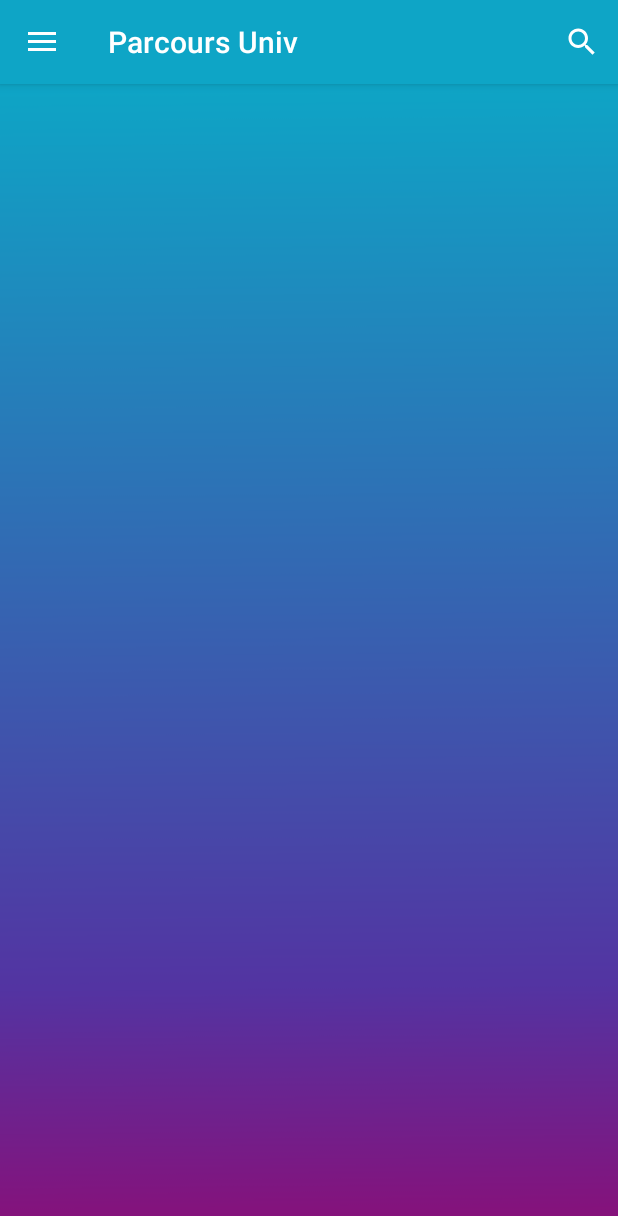
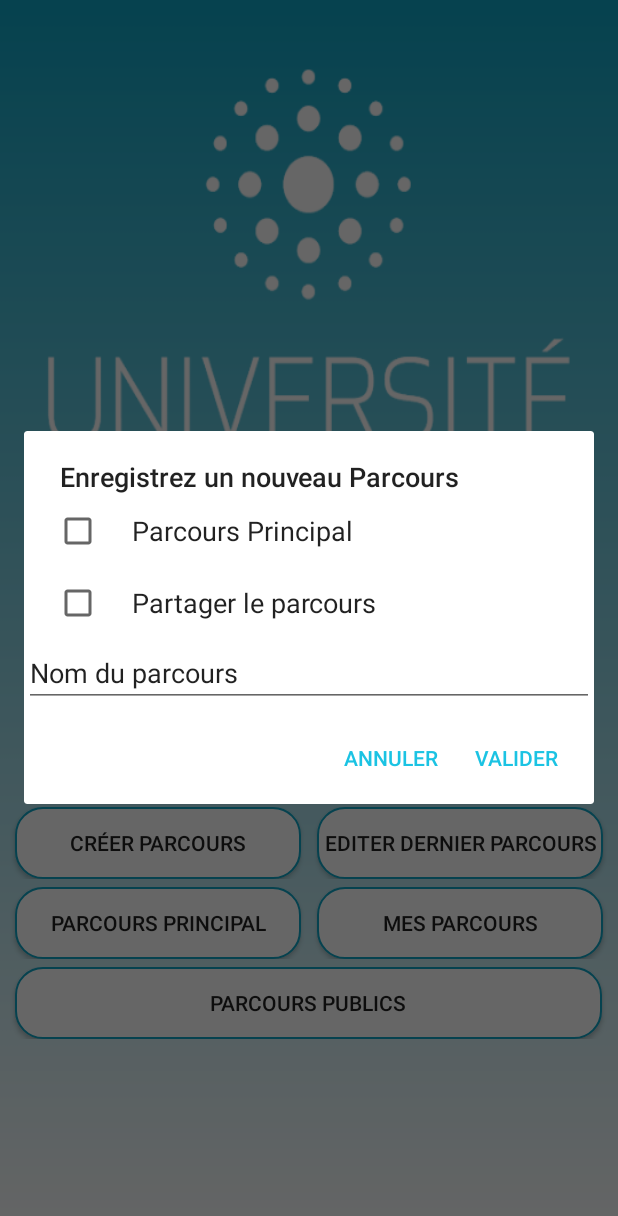
Before and after one commit to ETS-Android2/Android_Application_L3, an Android app: the HomeActivity screen opened directly, with no data from a screen before it, after a tap on "CRÉER PARCOURS", on a phone screen of 412 x 824 dp. Shown: the top 1216 px of the screen. Run offline under Robolectric (Android 15) with nearby library versions, the phone set to English and light mode, and no system bars; libraries missing offline, so code that uses them is left out: com.loopj.android, cz.msebera.android.

Commit message:
Permettre la création d'un parcours par un utilisateur avec une PopUp #83
Permettre la création d'un parcours par un utilisateur avec une PopUp #83

```diff
--- a/Android/app/src/main/java/fr/info/pl2020/activity/HomeActivity.java
+++ b/Android/app/src/main/java/fr/info/pl2020/activity/HomeActivity.java
@@ -1,14 +1,21 @@
 package fr.info.pl2020.activity;
 
+import android.app.AlertDialog;
+import android.app.Dialog;
+import android.content.DialogInterface;
 import android.content.res.Configuration;
 import android.os.Bundle;
 import android.os.Handler;
+import android.text.InputType;
 import android.view.View;
+import android.widget.EditText;
 import android.widget.Toast;
 
+import java.util.ArrayList;
+
 import androidx.appcompat.app.AppCompatActivity;
-
 import fr.info.pl2020.R;
+import fr.info.pl2020.controller.CareerController;
 import fr.info.pl2020.controller.HomeController;
 
 import static fr.info.pl2020.controller.HomeController.StartActivity.CAREER_LIST;
@@ -19,6 +26,9 @@ public class HomeActivity extends AppCompatActivity {
 
     private HomeController homeController;
     private boolean doubleBackToExitPressedOnce = false;
+    private CareerController careerController = new CareerController();
+
+
 
     @Override
     protected void onCreate(Bundle savedInstanceState) {
@@ -50,11 +60,55 @@ public class HomeActivity extends AppCompatActivity {
         new Handler().postDelayed(() -> doubleBackToExitPressedOnce = false, 2000);
     }
 
-    public void goCreate(View view) {
-        this.homeController.changeActivity(this, SEMESTER_LIST);
+    public void goCreate(View view){
+        AlertDialog.Builder builderPopUp = new AlertDialog.Builder(this);
+
+        final EditText namePopUp =new EditText(this);
+        namePopUp.setText("Nom du parcours");
+        namePopUp.setInputType(InputType.TYPE_CLASS_TEXT);
+        final String[] items = {"Parcours Principal", "Partager le parcours"};
+        final ArrayList itemsSelected = new ArrayList();
+
+
+
+        builderPopUp.setTitle("Enregistrez un nouveau Parcours");
+        builderPopUp.setView(namePopUp);
+
+        builderPopUp.setMultiChoiceItems(items, null,
+                new DialogInterface.OnMultiChoiceClickListener() {
+                    @Override
+                    public void onClick(DialogInterface dialog, int which, boolean isChecked) {
+                        if (isChecked) {
+                            itemsSelected.add(which);
+                        }
+                        else if (itemsSelected.contains(which)){
+                            itemsSelected.remove(Integer.valueOf(which));
+                        }
+                    }
+                })
+                .setPositiveButton("Valider", new DialogInterface.OnClickListener() {
+                    @Override
+                    public void onClick(DialogInterface dialog, int which) {
+                        String name = namePopUp.getText().toString();
+                        careerController.createCareer(HomeActivity.this, name, itemsSelected.contains(0), itemsSelected.contains(1) ) ;
+
+                        homeController.changeActivity(HomeActivity.this, SEMESTER_LIST );
+
+                    }
+                })
+                .setNegativeButton("Annuler", new DialogInterface.OnClickListener() {
+                    @Override
+                    public void onClick(DialogInterface dialog, int which) {
+
+                    }
+                });
+
+        Dialog popUp= builderPopUp.create();
+        popUp.show();
     }
+    public void goEdit(View view){
 
-    public void goEdit(View view) {
+
         this.homeController.changeActivity(this, SEMESTER_LIST);
     }
 
--- a/Android/app/src/main/java/fr/info/pl2020/activity/TeachingUnitListActivity.java
+++ b/Android/app/src/main/java/fr/info/pl2020/activity/TeachingUnitListActivity.java
@@ -1,5 +1,6 @@
 package fr.info.pl2020.activity;
 
+import android.app.Dialog;
 import android.os.Bundle;
 import android.view.View;
 import android.view.ViewTreeObserver;
@@ -36,6 +37,7 @@ public class TeachingUnitListActivity extends ToolbarIntegratedActivity implemen
 
     public static boolean isTwoPane;
     private Semester currentSemester;
+    private TeachingUnitListActivity activity;
 
     private CareerController careerController = new CareerController();
     private SearchController searchController = new SearchController();
@@ -44,6 +46,7 @@ public class TeachingUnitListActivity extends ToolbarIntegratedActivity implemen
     protected void onCreate(Bundle savedInstanceState) {
         super.onCreate(savedInstanceState);
         setContentView(R.layout.activity_teachingunit_list);
+        this.activity=this;
         int focusedTeachingUnitId = 0;
 
         // Récupération des attributs du semestre
@@ -66,7 +69,8 @@ public class TeachingUnitListActivity extends ToolbarIntegratedActivity implemen
 
         // Le bouton enregistrer
         FloatingActionButton fab = findViewById(R.id.fab_save_career);
-        fab.setOnClickListener(view -> careerController.saveCareer(TeachingUnitListActivity.this, this.currentSemester.getId()));
+        fab.setOnClickListener(view -> careerController.saveCareer(TeachingUnitListActivity.this,currentSemester.getId()));
+
 
         if (findViewById(R.id.teachingunit_detail_container) != null) {
             // The detail container view will be present only in the large-screen layouts (res/values-w900dp).
--- a/Android/app/src/main/java/fr/info/pl2020/controller/CareerController.java
+++ b/Android/app/src/main/java/fr/info/pl2020/controller/CareerController.java
@@ -99,6 +99,41 @@ public class CareerController {
             }
         });
     }
+    public void createCareer(Context context , String name , Boolean isPublic, Boolean isMain){
+        this.careerService.createCareer(name,isPublic,isMain,new JsonHttpResponseHandler(){
+
+            @Override
+            public void onSuccess(int statusCode, Header[] headers, JSONObject response) {
+                AlertDialog.Builder alertDialog = new AlertDialog.Builder(context);
+                if (response.has("error")) {
+                    alertDialog.setTitle("Erreur");
+                    alertDialog.setMessage(response.optString("error"));
+                } else {
+                    alertDialog.setMessage("Le parcours a bien été Creé.");
+                }
+
+                alertDialog.setNeutralButton("OK", (dialog, which) -> {
+                });
+                alertDialog.show();
+            }
+            @Override
+            public void onFailure(int statusCode, Header[] headers, Throwable throwable, JSONObject errorResponse) {
+                if (statusCode == HttpStatus.SC_UNAUTHORIZED) {
+                    new AuthenticationManager().callLoginActivity(context);
+                } else if (statusCode == HttpStatus.SC_UNPROCESSABLE_ENTITY) {
+                    AlertDialog.Builder alertDialog = new AlertDialog.Builder(context);
+                    alertDialog.setTitle("Erreur");
+                    alertDialog.setMessage(errorResponse.optString("error"));
+                    alertDialog.setNeutralButton("OK", (dialog, which) -> {
+                    });
+                    alertDialog.show();
+                } else {
+                    Log.e("CAREER", "Echec de la creation  d'un parcours", throwable);
+                    Toast.makeText(context, R.string.server_connection_error, Toast.LENGTH_SHORT).show();
+                }
+            }
+        });
+    }
 
     public void saveCareer(Context context, int semesterId) {
         List<Integer> teachingUnitIdList = TeachingUnitListContent.TEACHING_UNITS.values().stream().filter(TeachingUnitListContent.TeachingUnit::isSelected).map(TeachingUnitListContent.TeachingUnit::getId).collect(Collectors.toList());
@@ -138,7 +173,7 @@ public class CareerController {
         });
     }
 
-    public void downloadCareer(Context context, int careerId, CareerService.ExportFormat format) {
+    public void downloadCareer(Context context, int careerId, Career.ExportFormat format) {
         this.careerService.exportCareer(context, careerId, format);
         /*this.careerService.exportCareer(careerId, format, new FileAsyncHttpResponseHandler(context) {
             @Override
--- a/Android/app/src/main/java/fr/info/pl2020/service/CareerService.java
+++ b/Android/app/src/main/java/fr/info/pl2020/service/CareerService.java
@@ -6,6 +6,7 @@ import android.util.Log;
 import com.loopj.android.http.AsyncHttpResponseHandler;
 
 import org.json.JSONArray;
+import org.json.JSONObject;
 
 import java.io.UnsupportedEncodingException;
 import java.util.List;
@@ -24,6 +25,18 @@ public class CareerService {
     public void getCareer(int semester, AsyncHttpResponseHandler responseHandler) {
         String currentUrn = urnMain + (semester == 0 ? "" : "?semester=" + semester);
         HttpClientManager.get(currentUrn, true, responseHandler);
+    }
+    public void createCareer(String name, Boolean isPublic, Boolean isMain, AsyncHttpResponseHandler responseHandler){
+        JSONObject jsonObject= new JSONObject();
+        try {
+            jsonObject.put("name", name);
+            jsonObject.put("isPublic", isPublic);
+            jsonObject.put("mainCareer", isMain);
+            StringEntity entity = new StringEntity(jsonObject.toString());
+            HttpClientManager.post(urn, entity, true, responseHandler);
+        } catch (Exception e) {
+            Log.e("CAREER_SERVICE", "Echec de la Creation d'un parcours", e);
+        }
     }
 
     public void saveCareer(List<Integer> teachingUnitIdList, int semester, AsyncHttpResponseHandler responseHandler) {
--- a/Android/app/src/main/res/layout/activity_career_summary.xml
+++ b/Android/app/src/main/res/layout/activity_career_summary.xml
@@ -1,5 +1,6 @@
 <?xml version="1.0" encoding="utf-8"?>
-<androidx.drawerlayout.widget.DrawerLayout xmlns:android="http://schemas.android.com/apk/res/android"
+<androidx.drawerlayout.widget.DrawerLayout
+    xmlns:android="http://schemas.android.com/apk/res/android"
     xmlns:tools="http://schemas.android.com/tools"
     android:id="@+id/career_summary_layout"
     android:layout_width="match_parent"
--- a/Server/src/main/java/fr/info/pl2020/plplg/service/CareerService.java
+++ b/Server/src/main/java/fr/info/pl2020/plplg/service/CareerService.java
@@ -1,6 +1,6 @@
 package fr.info.pl2020.plplg.service;
 
-import fr.info.pl2020.plplg.dto.CareerRequest;
+import fr.info.pl2020.plplg.dto.CareerResponse;
 import fr.info.pl2020.plplg.entity.Career;
 import fr.info.pl2020.plplg.entity.Student;
 import fr.info.pl2020.plplg.entity.TeachingUnit;
@@ -51,7 +51,7 @@ public class CareerService {
         this.careerRepository.save(career);
     }
 
-    public Career createCareer(Student student, CareerRequest careerRequest){
+    public Career createCareer(Student student, CareerResponse careerRequest){
         Career career= new Career(careerRequest.getName(),new ArrayList<>(),careerRequest.isPublic(),careerRequest.isMainCareer());
         career.setStudent(student);
         this.careerRepository.save(career);
```
Also changed, not shown: Android/app/src/main/java/fr/info/pl2020/activity/ToolbarIntegratedActivity.java (+3 -4 lines), Android/app/src/main/res/layout/pop_up_layout.xml (added, +111 -0 lines).
